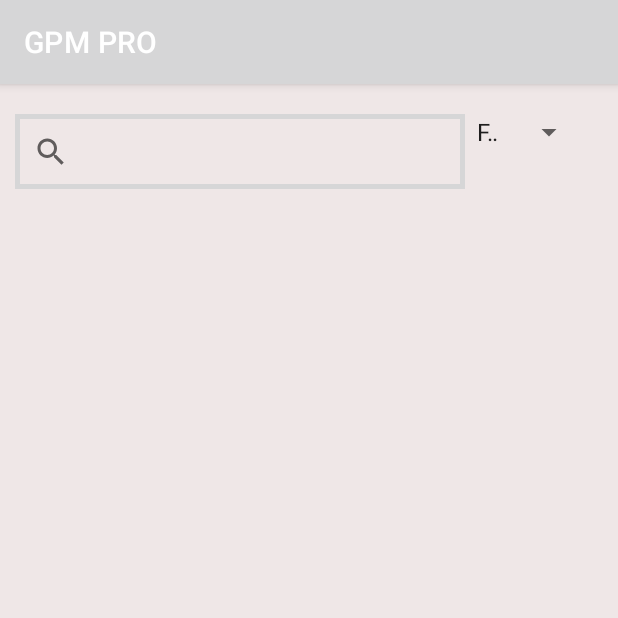
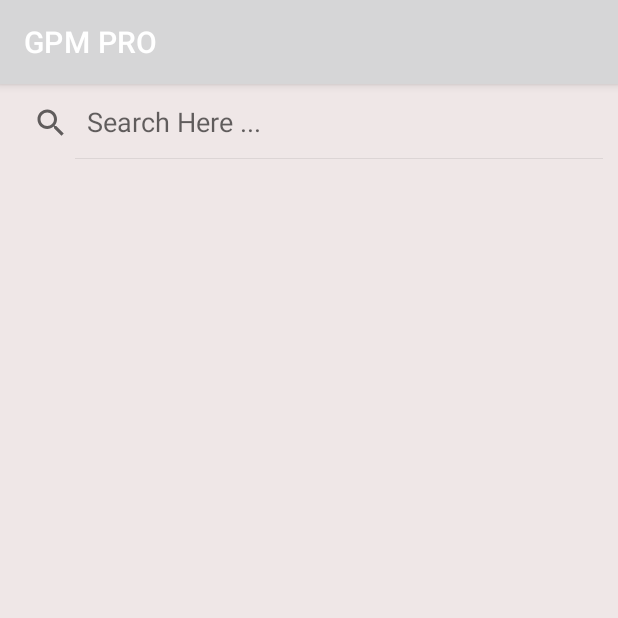
Before and after one commit to mayur2662004/GPMZR, an Android app: the AdminViewBonafiteData screen opened directly, with no data from a screen before it, on a phone screen of 412 x 824 dp, the top half of it. Run offline under Robolectric (Android 15) with nearby library versions, the phone set to English and light mode, and no system bars; our stand-ins replace Firebase (no records; nobody signed in at launch, a user with empty details on screens opened directly).

Commit message:
Search viewadded

```diff
--- a/app/src/main/res/layout/activity_admin_view_bonafite_data.xml
+++ b/app/src/main/res/layout/activity_admin_view_bonafite_data.xml
@@ -11,14 +11,15 @@
     <LinearLayout
         android:layout_width="match_parent"
         android:layout_height="wrap_content"
-        android:layout_marginTop="20dp"
-        android:orientation="horizontal"
-        android:layout_marginHorizontal="10dp">
-        <SearchView
-            android:layout_width="300dp"
-            android:layout_height="50dp"
-            android:background="@drawable/card_border"
-            />
+        android:layout_margin="2sp"
+        android:orientation="horizontal">
+
+        <androidx.appcompat.widget.SearchView
+            android:layout_width="match_parent"
+            android:layout_height="wrap_content"
+            app:iconifiedByDefault="false"
+            app:queryHint="Search Here ..." />
+
         <Spinner
             android:layout_width="80dp"
             android:layout_height="wrap_content"
@@ -29,6 +30,7 @@
     <androidx.recyclerview.widget.RecyclerView
         android:layout_width="match_parent"
         android:layout_height="match_parent"
+        android:layout_marginTop="8sp"
         android:id="@+id/recycleview_in_adminpage"
         >
 
```
